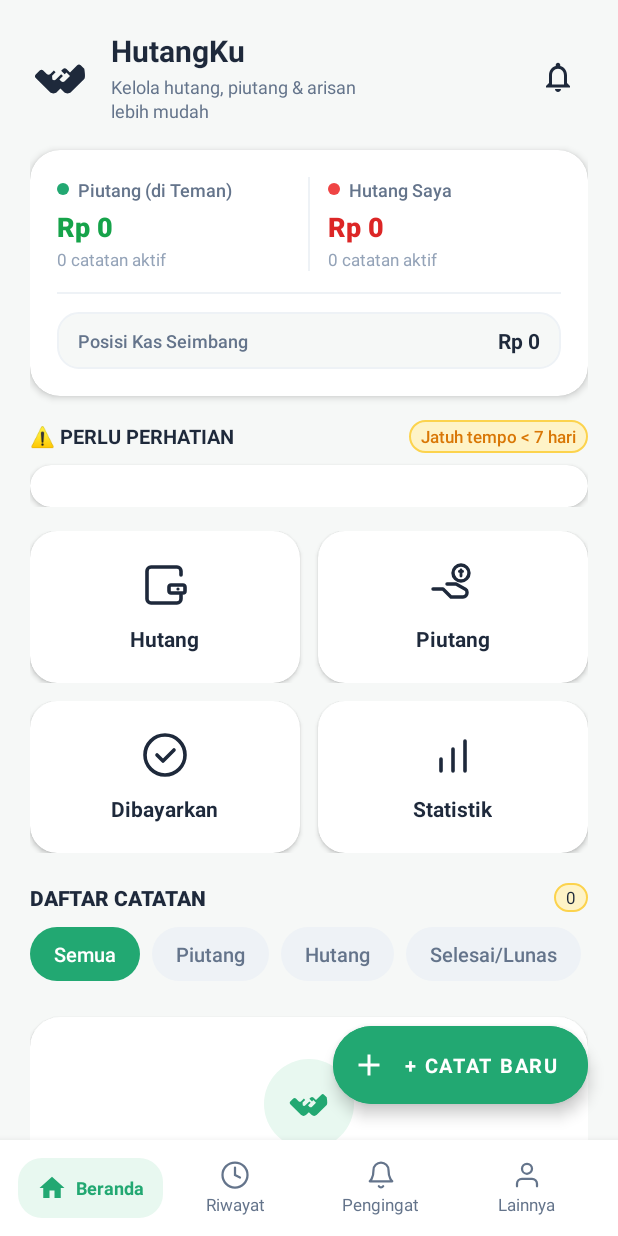
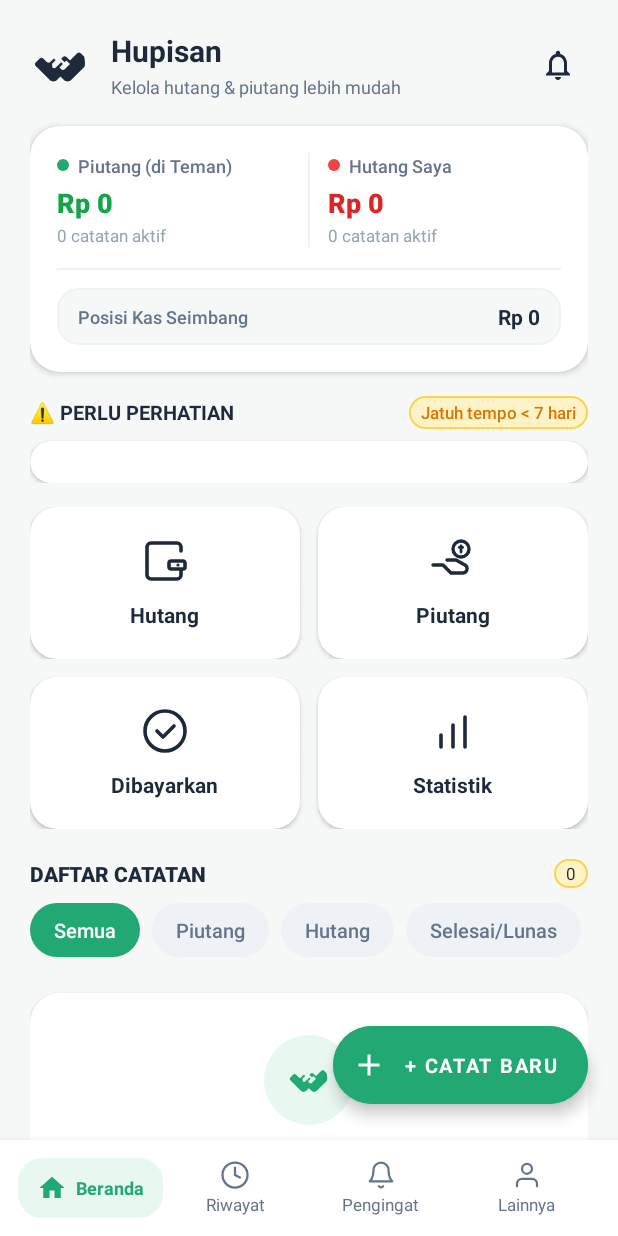
Before and after one commit to Scovandis/Hupisan, an Android app: the screen it shows after launch (MainActivity), on a phone screen of 412 x 824 dp. Run offline under Robolectric (Android 15) with nearby library versions, the phone set to English and light mode, and no system bars; our stand-ins replace Shimmer; 6 statements that could not run were skipped.

Commit message:
fix(ui): update header app title from HutangKu to Hupisan using localized string resource

```diff
--- a/app/src/main/res/layout/activity_main.xml
+++ b/app/src/main/res/layout/activity_main.xml
@@ -64,7 +64,7 @@
                         android:id="@+id/tv_header_title"
                         android:layout_width="wrap_content"
                         android:layout_height="wrap_content"
-                        android:text="HutangKu"
+                        android:text="@string/app_name"
                         android:textColor="@color/hupisan_text_primary"
                         android:textSize="20sp"
                         android:textStyle="bold" />
@@ -74,7 +74,7 @@
                         android:layout_width="wrap_content"
                         android:layout_height="wrap_content"
                         android:layout_marginTop="2dp"
-                        android:text="Kelola hutang, piutang &amp; arisan\nlebih mudah"
+                        android:text="@string/header_subtitle"
                         android:textColor="@color/hupisan_text_secondary"
                         android:textSize="12sp"
                         android:lineSpacingExtra="2dp" />
--- a/app/src/main/res/values/strings.xml
+++ b/app/src/main/res/values/strings.xml
@@ -1,6 +1,7 @@
 <?xml version="1.0" encoding="utf-8"?>
 <resources xmlns:tools="http://schemas.android.com/tools">
     <string name="app_name">Hupisan</string>
+    <string name="header_subtitle">Kelola hutang &amp; piutang lebih mudah</string>
     <!--    Financial Records-->
 
     //data awal
```
